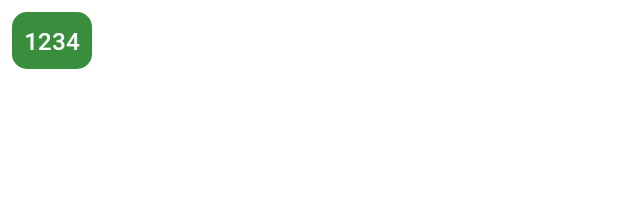
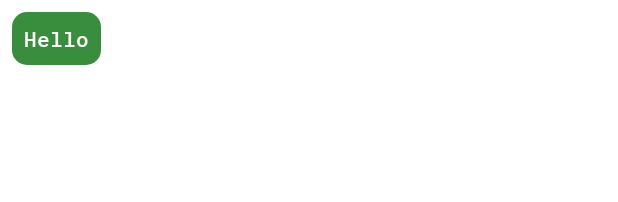
Before and after one commit to sokket/ChessAndroid, an Android app: the layout item_message_received.xml on its own in the app's theme, with its tools: preview values and no code run, on a phone screen of 412 x 824 dp. Shown: the top 202 px of the screen. Run offline under Robolectric (Android 15) with nearby library versions, the phone set to English and light mode, and no system bars.

Commit message:
Multiline text, font size

```diff
--- a/app/src/main/res/layout/item_message_received.xml
+++ b/app/src/main/res/layout/item_message_received.xml
@@ -14,9 +14,10 @@
             android:maxWidth="240dp"
             android:padding="8dp"
             android:textColor="@color/text_chat"
-            android:fontFamily="@font/roboto_mono_medium" android:textSize="16sp"
+            android:fontFamily="@font/roboto_mono_medium" android:textSize="14sp"
             app:layout_constraintStart_toStartOf="parent"
             android:layout_marginStart="8dp" app:layout_constraintTop_toTopOf="parent"
-            app:layout_constraintBottom_toBottomOf="parent" tools:text="1234"/>
+            app:layout_constraintBottom_toBottomOf="parent"
+            tools:text="Hello"/>
 
 </androidx.constraintlayout.widget.ConstraintLayout>
--- a/app/src/main/res/layout/item_message_sent.xml
+++ b/app/src/main/res/layout/item_message_sent.xml
@@ -16,8 +16,8 @@
             android:textColor="@color/text_chat_our"
             app:layout_constraintRight_toRightOf="parent"
             app:layout_constraintTop_toTopOf="parent"
-            tools:text="Test"
-            android:fontFamily="@font/roboto_mono_medium" android:textSize="16sp" android:layout_marginRight="8dp"
+            tools:text="Hello"
+            android:fontFamily="@font/roboto_mono_medium" android:textSize="14sp" android:layout_marginRight="8dp"
     />
 
 </androidx.constraintlayout.widget.ConstraintLayout>
```
Also changed, not shown: app/src/main/res/layout/fragment_chat.xml (+7 -5 lines).
